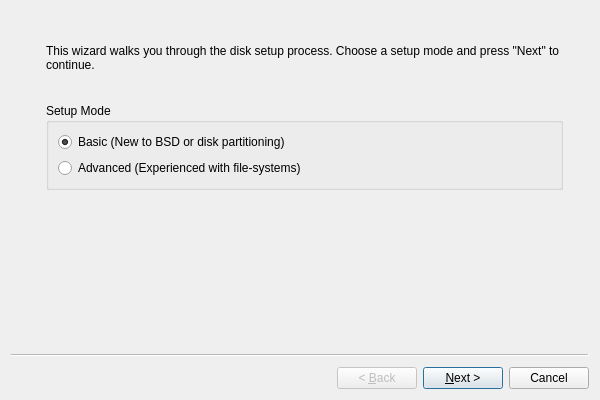
Qt form src-qt5/pc-installgui/wizardDisk.ui (trueos/trueos-utils-qt5) before a commit.
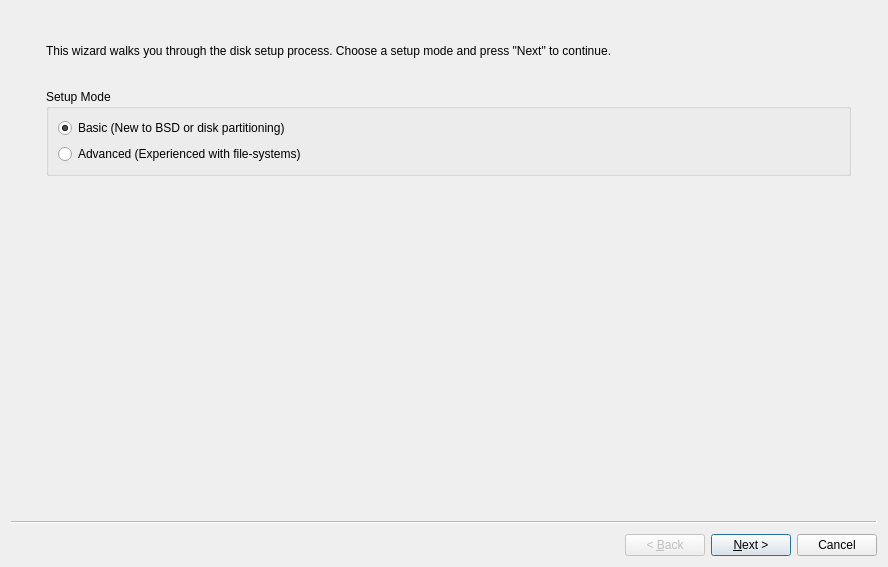
The same form after that commit. Icons and pictures are not drawn.

Commit message: Add an option to disable creating swap space within the disk setup wizard.

The edit to the form file:
```diff
--- a/src-qt5/pc-installgui/wizardDisk.ui
+++ b/src-qt5/pc-installgui/wizardDisk.ui
@@ -6,8 +6,8 @@
    <rect>
     <x>0</x>
     <y>0</y>
-    <width>600</width>
-    <height>400</height>
+    <width>888</width>
+    <height>567</height>
    </rect>
   </property>
   <property name="minimumSize">
```
Left out of the diff: 7 changed lines with no effect on the pictures. The commit also changes 2 other files.
